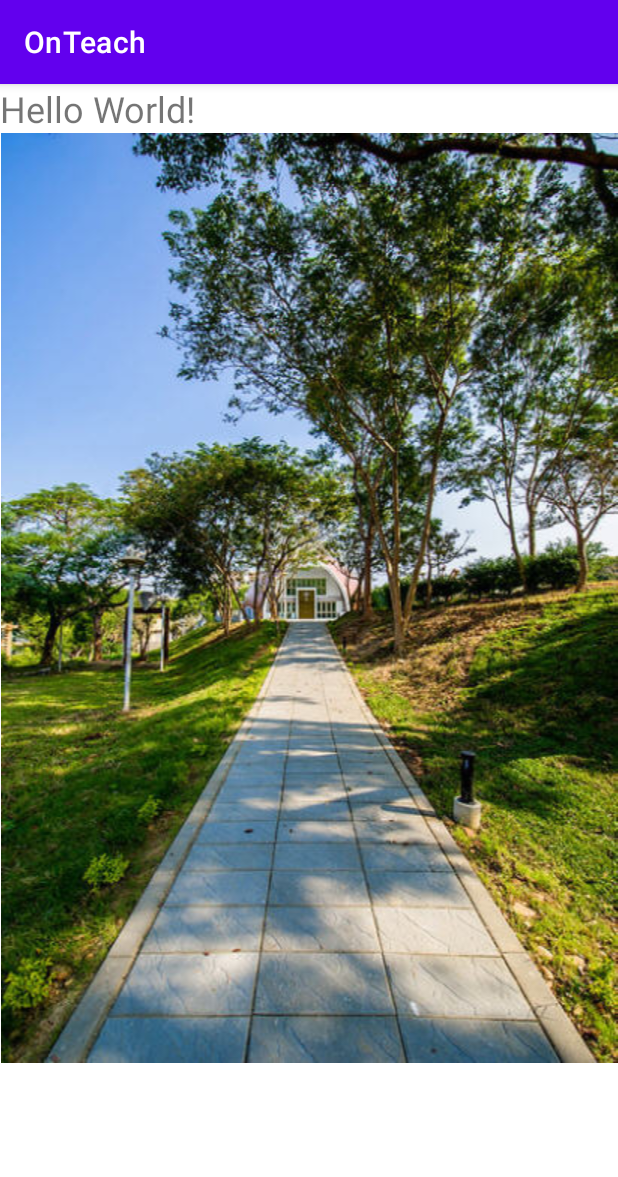
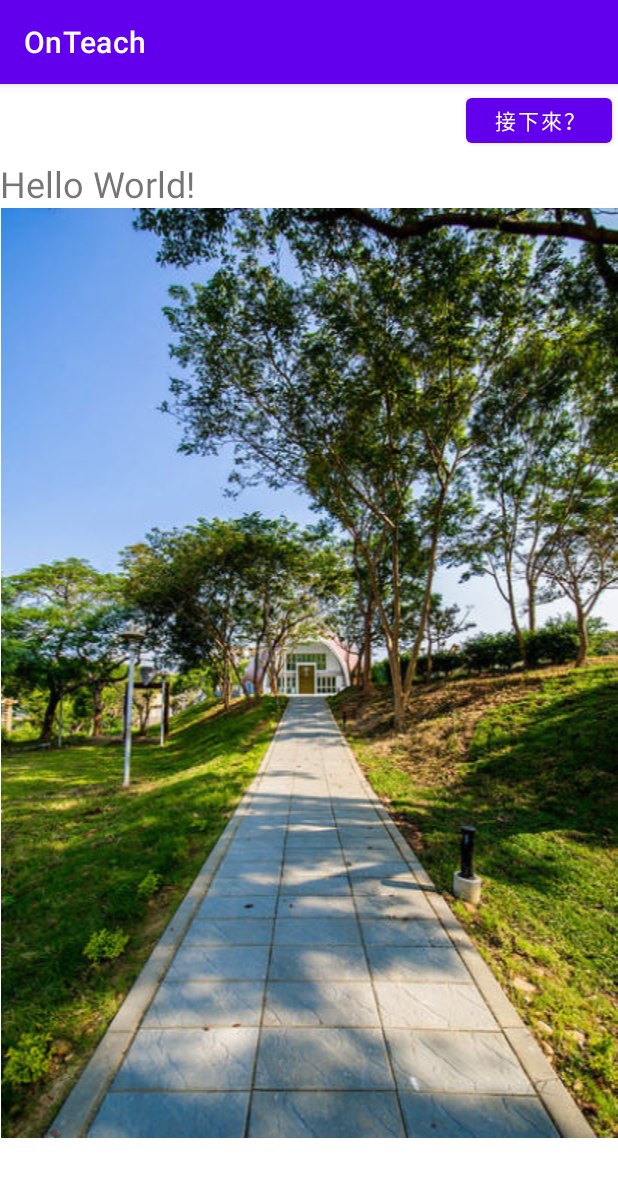
Before and after one commit to longshenn/OnTeach, an Android app: the screen it shows after launch (MainActivity), on a phone screen of 412 x 824 dp. Shown: the top 1177 px of the screen. Run offline under Robolectric (Android 15) with nearby library versions, the phone set to English and light mode, and no system bars.

```diff
--- a/app/src/main/AndroidManifest.xml
+++ b/app/src/main/AndroidManifest.xml
@@ -9,6 +9,7 @@
         android:roundIcon="@mipmap/ic_launcher_round"
         android:supportsRtl="true"
         android:theme="@style/Theme.OnTeach">
+        <activity android:name=".SelectActivity"></activity>
         <activity android:name=".MainActivity">
             <intent-filter>
                 <action android:name="android.intent.action.MAIN" />
--- a/app/src/main/res/layout/activity_main.xml
+++ b/app/src/main/res/layout/activity_main.xml
@@ -7,16 +7,28 @@
     android:orientation="vertical"
     tools:context=".MainActivity">
 
+    <androidx.constraintlayout.widget.ConstraintLayout
+        android:layout_width="match_parent"
+        android:layout_height="50dp">
+
+        <Button
+            android:id="@+id/btnM1"
+            android:layout_width="97dp"
+            android:layout_height="42dp"
+            android:layout_marginEnd="4dp"
+            android:text="接下來？"
+            app:layout_constraintBottom_toBottomOf="parent"
+            app:layout_constraintEnd_toEndOf="parent"
+            app:layout_constraintTop_toTopOf="parent"
+            app:layout_constraintVertical_bias="0.4" />
+    </androidx.constraintlayout.widget.ConstraintLayout>
+
     <TextView
         android:id="@+id/txv"
         android:layout_width="wrap_content"
         android:layout_height="wrap_content"
         android:text="Hello World!"
-        android:textSize="24sp"
-        app:layout_constraintBottom_toBottomOf="parent"
-        app:layout_constraintLeft_toLeftOf="parent"
-        app:layout_constraintRight_toRightOf="parent"
-        app:layout_constraintTop_toTopOf="parent" />
+        android:textSize="24sp" />
 
     <ImageView
         android:id="@+id/img"
```
Also changed, not shown: app/src/main/java/com/example/onteach/MainActivity.kt (+18 -22 lines), app/src/main/java/com/example/onteach/SelectActivity.kt (added, +25 -0 lines), app/src/main/res/layout/activity_select.xml (added, +37 -0 lines).
